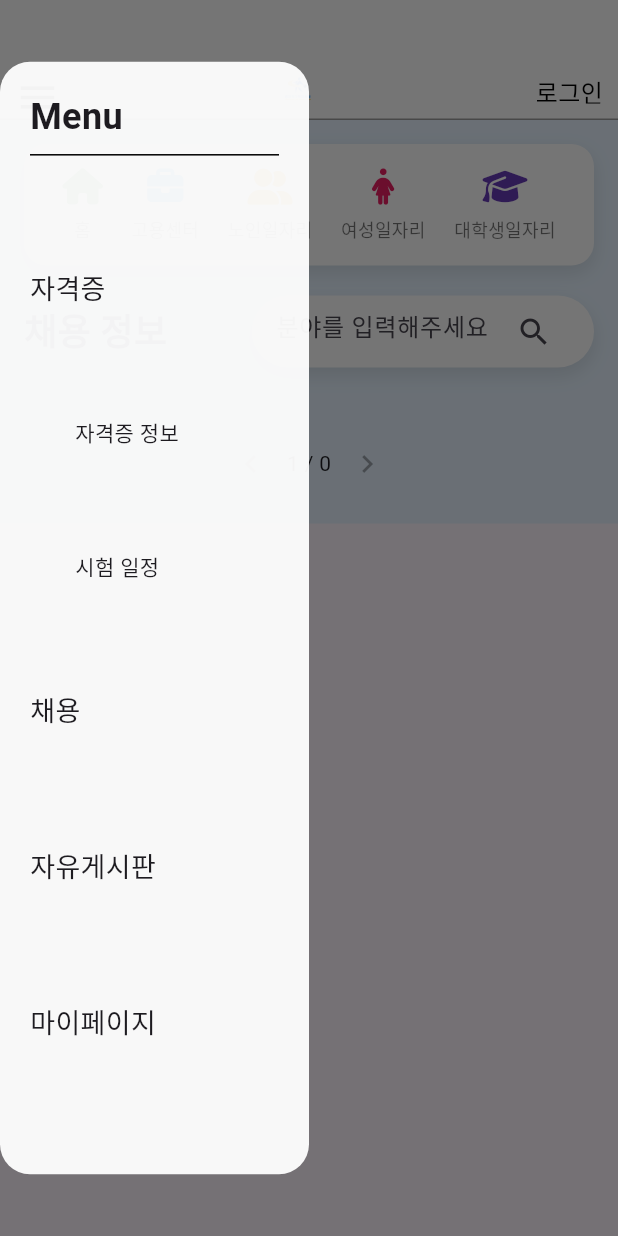
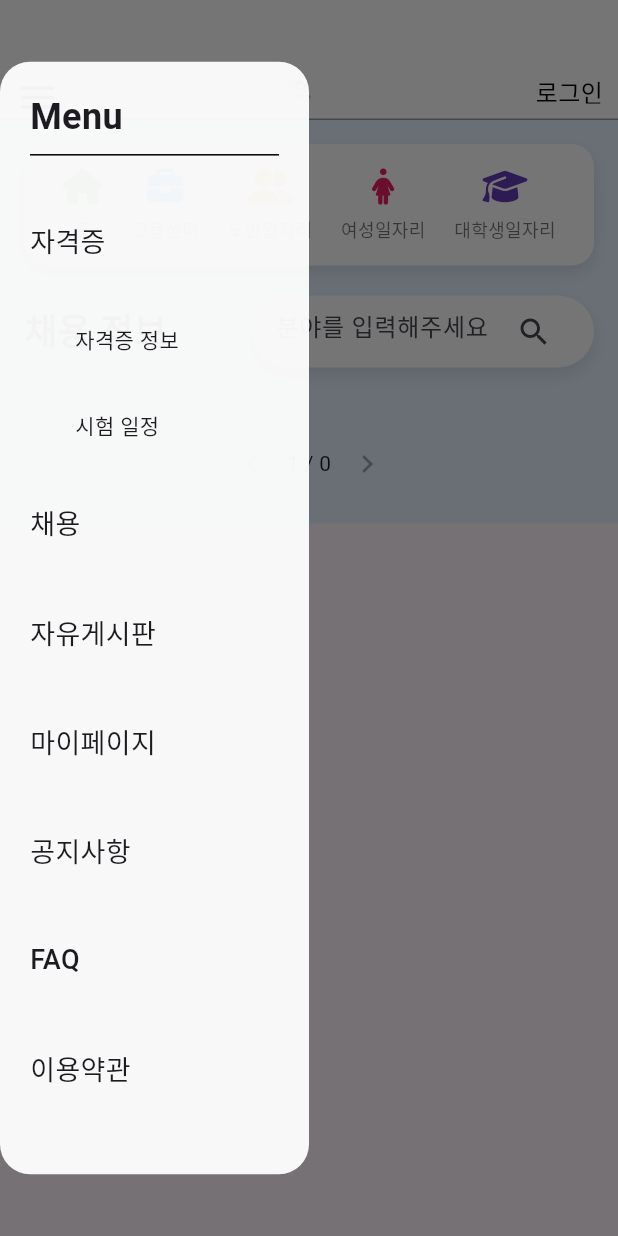
Before and after one commit to Omniscient-Job-Project/Omniscient-flutter, a Flutter app: the JobMainPage screen opened by its route, after a tap on the "menu" icon, on a phone screen of 412 x 824 dp. Run offline on Flutter 3.47's test engine with Material 3 defaults, Android fonts, the phone set to English and light mode, and no system bars; our stand-ins replace dio, flutter_dotenv, font_awesome_flutter, get; network calls fail.

Commit message:
update: sidebar

```diff
--- a/lib/core/widgets/header.dart
+++ b/lib/core/widgets/header.dart
@@ -91,6 +91,9 @@ class Header extends StatelessWidget {
                       _buildMenuItem(context, '채용', '/curation'),
                       _buildMenuItem(context, '자유게시판', '/board'),
                       _buildMenuItem(context, '마이페이지', '/mypage'),
+                      _buildMenuItem(context, '공지사항', '/mypage'),
+                      _buildMenuItem(context, 'FAQ', '/mypage'),
+                      _buildMenuItem(context, '이용약관', '/mypage'),
                     ],
                   ),
                 ),
--- a/lib/main.dart
+++ b/lib/main.dart
@@ -25,6 +25,9 @@ class MainApp extends StatelessWidget {
         GetPage(name: '/curation', page: () => const JobMainPage()),
         GetPage(name: '/certificateInfoPage', page: () => CertificateInfoPage()),  // 자격증 정보 페이지 등록
         GetPage(name: '/test_jobs_screen', page: () => TestJobsScreen()),  // 시험 일정 페이지 등록
+        GetPage(name: '/notice', page: () => MainPage()),  // 시험 일정 페이지 등록
+        GetPage(name: '/faq', page: () => MainPage()),  // 시험 일정 페이지 등록
+        GetPage(name: '/terms', page: () => MainPage()),  // 시험 일정 페이지 등록
       ],
     );
   }
```
